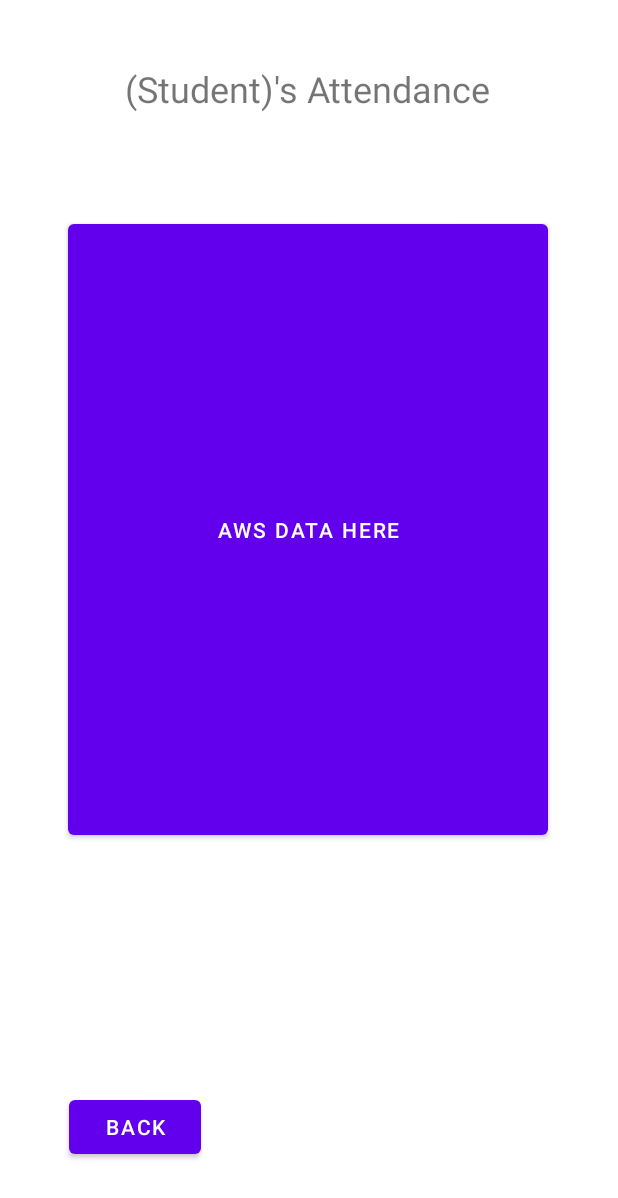
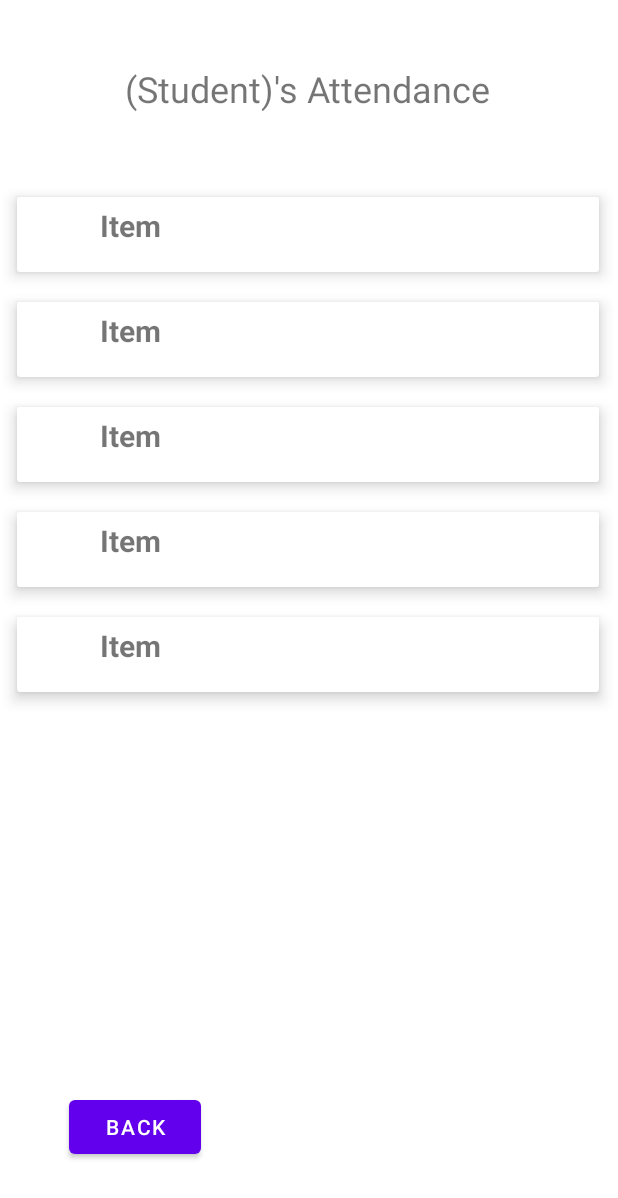
Before and after one commit to diegoc775/KwicklyAttendance, an Android app: the layout activity_attendance_details.xml on its own in the app's theme, with its tools: preview values and no code run, on a phone screen of 412 x 824 dp. Shown: the top 1198 px of the screen. Run offline under Robolectric (Android 15) with nearby library versions, the light colour scheme and no system bars.

Commit message:
Both AWS DynamoDb and Student Detail Activity RecyclerView is done

```diff
--- a/app/build.gradle
+++ b/app/build.gradle
@@ -42,6 +42,10 @@
     implementation 'com.google.android.material:material:1.6.1'
     implementation 'androidx.constraintlayout:constraintlayout:2.1.4'
 
+    //RecyclerView/CardView
+    implementation 'androidx.recyclerview:recyclerview:1.2.0'
+    implementation 'androidx.cardview:cardview:1.0.0'
+
     //coroutines, ktx & scopes
     implementation 'org.jetbrains.kotlinx:kotlinx-coroutines-core:1.6.1'
     implementation 'androidx.activity:activity-ktx:1.5.1'
--- /dev/null
+++ b/app/src/main/java/com/example/kwicklyattendance/AttendanceDetailsInterface.kt
@@ -0,0 +1,5 @@
+package com.example.kwicklyattendance
+
+interface AttendanceDetailsInterface {
+    fun populate(daysAttended : ArrayList<String>)
+}
--- /dev/null
+++ b/app/src/main/java/com/example/kwicklyattendance/ItemsViewModel.kt
@@ -0,0 +1,4 @@
+package com.example.kwicklyattendance
+
+data class ItemsViewModel(val image: Int, val recordDate: String) {
+}
--- a/app/src/main/java/com/example/kwicklyattendance/LoginActivity.kt
+++ b/app/src/main/java/com/example/kwicklyattendance/LoginActivity.kt
@@ -17,6 +17,7 @@
         supportActionBar?.hide()
 
         binding.btnLogin.setOnClickListener{
+
             /////////////////////////////////This is just for testing purposes//////////////////////
             intent = Intent(applicationContext, StudentHome::class.java)
             startActivity(intent)
--- a/app/src/main/java/com/example/kwicklyattendance/StudentHome.kt
+++ b/app/src/main/java/com/example/kwicklyattendance/StudentHome.kt
@@ -1,6 +1,7 @@
 package com.example.kwicklyattendance
 
 import android.app.PendingIntent.getActivity
+import android.content.Intent
 import androidx.appcompat.app.AppCompatActivity
 import android.os.Bundle
 import android.util.Log
@@ -46,7 +47,8 @@
             binding.btnCheckIn.setEnabled(false)
         }
         binding.btnFinishCheckIn.setOnClickListener{
-            finish()
+            intent = Intent(applicationContext, AttendanceDetailsActivity::class.java)
+            startActivity(intent)
         }
 
 
--- a/app/src/main/res/layout/activity_attendance_details.xml
+++ b/app/src/main/res/layout/activity_attendance_details.xml
@@ -6,17 +6,18 @@
     android:layout_height="match_parent"
     tools:context=".AttendanceDetailsActivity">
 
-    <Button
-        android:id="@+id/button3"
-        android:layout_width="320dp"
-        android:layout_height="419dp"
-        android:text="AWS Data Here"
+    <androidx.recyclerview.widget.RecyclerView
+        android:id="@+id/recyclerview"
+        android:layout_width="408dp"
+        android:layout_height="546dp"
         app:layout_constraintBottom_toBottomOf="parent"
         app:layout_constraintEnd_toEndOf="parent"
-        app:layout_constraintHorizontal_bias="0.494"
+        app:layout_constraintHorizontal_bias="0.333"
         app:layout_constraintStart_toStartOf="parent"
         app:layout_constraintTop_toTopOf="parent"
-        app:layout_constraintVertical_bias="0.355" />
+        app:layout_constraintVertical_bias="0.437"
+        tools:itemCount="5"
+        tools:listitem="@layout/card_view_design" />
 
     <Button
         android:id="@+id/btnBack"
--- /dev/null
+++ b/app/src/main/res/layout/card_view_design.xml
@@ -0,0 +1,32 @@
+<?xml version="1.0" encoding="utf-8"?>
+<androidx.cardview.widget.CardView
+    xmlns:android="http://schemas.android.com/apk/res/android"
+    xmlns:app="http://schemas.android.com/apk/res-auto"
+    android:layout_width="match_parent"
+    android:layout_height="50dp"
+    android:layout_margin="10dp"
+    app:cardElevation="6dp">
+
+    <LinearLayout
+        android:layout_width="match_parent"
+        android:layout_height="wrap_content"
+        android:orientation="horizontal"
+        android:padding="5dp">
+
+        <ImageView
+            android:id="@+id/imageview"
+            android:layout_width="40dp"
+            android:layout_height="40dp" />
+
+        <TextView
+            android:id="@+id/textView"
+            android:layout_width="wrap_content"
+            android:layout_height="wrap_content"
+            android:layout_marginStart="10dp"
+            android:layout_marginLeft="15dp"
+            android:text="Item"
+            android:textSize="20sp"
+            android:textStyle="bold" />
+
+    </LinearLayout>
+</androidx.cardview.widget.CardView>
```
Also changed, not shown: app/src/main/java/com/example/kwicklyattendance/AttendanceDetailsActivity.kt (+32 -1 lines), app/src/main/java/com/example/kwicklyattendance/CustomAdapter.kt (added, +53 -0 lines), app/src/main/java/com/example/kwicklyattendance/Dynamo_D_B_Connector.kt (+13 -33 lines).
